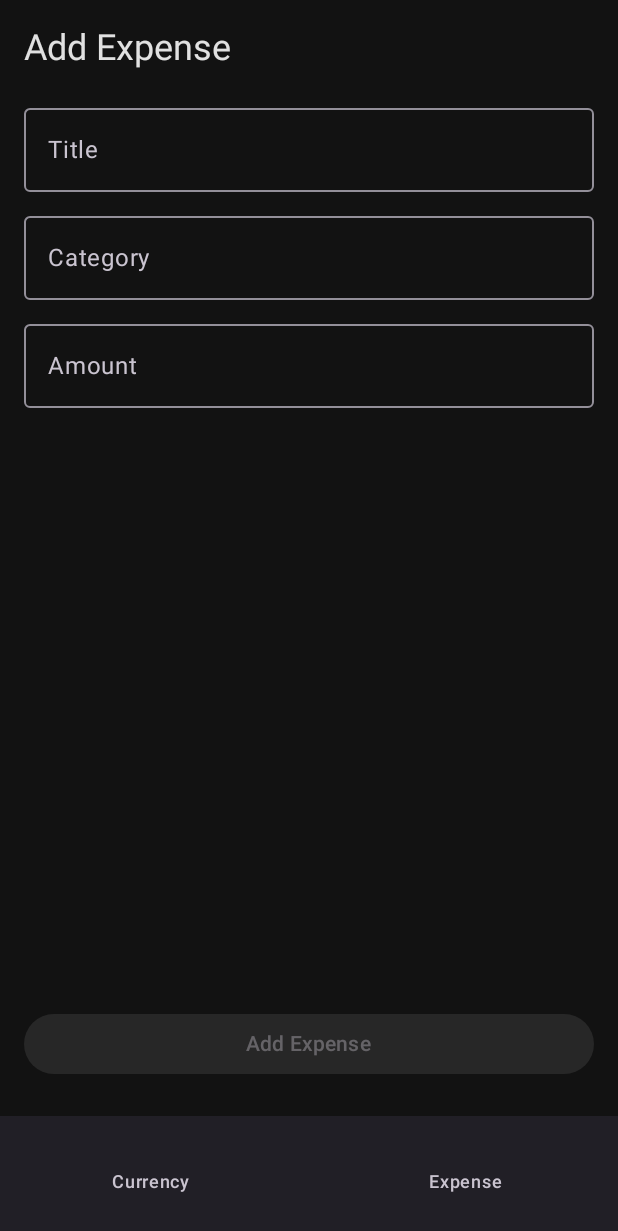
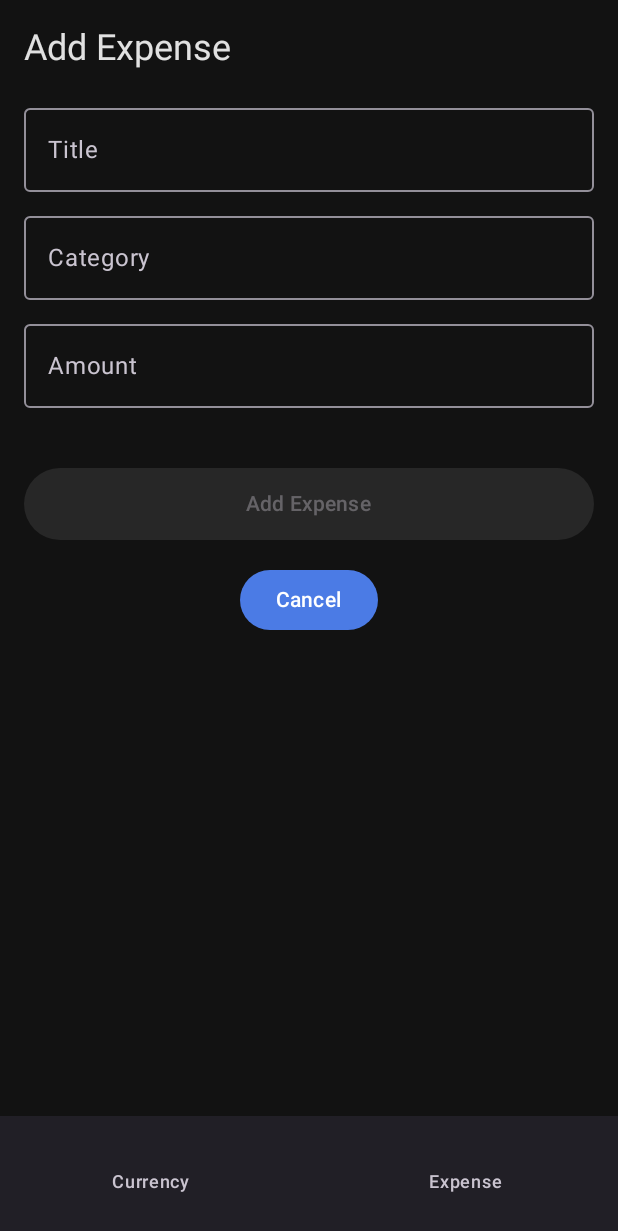
Before and after one commit to ashb155/finapp, an Android app built with Jetpack Compose: the ExpenseScreen screen opened through its navigation route, after a tap on "Add Expense", on a phone screen of 412 x 824 dp. Shown: the top 1231 px of the screen. Run offline under Robolectric (Android 15) with nearby library versions, the phone set to English and light mode, and no system bars; our stand-ins replace Room's generated code.

Commit message:
worked on add expense navigation, refined expense screen UI

```diff
--- a/app/build.gradle.kts
+++ b/app/build.gradle.kts
@@ -11,7 +11,7 @@ android {
 
     defaultConfig {
         applicationId = "com.example.financeapp"
-        minSdk = 24
+        minSdk = 26
         targetSdk = 35
         versionCode = 1
         versionName = "1.0"
--- a/app/src/main/java/com/example/financeapp1/AppTheme.kt
+++ b/app/src/main/java/com/example/financeapp1/AppTheme.kt
@@ -9,11 +9,11 @@ private val DarkColorScheme= darkColorScheme(
     primary = Color(0xFF4B7BE5),         //accent
     onPrimary = Color.White,
     primaryContainer = Color(0xFF3356B3), //containers
-    secondary = Color(0xFF6B7C93),       //secondary
+    secondary = Color(0xFFBFD2F1),       //secondary
     onSecondary = Color.White,
     background = Color(0xFF121212),      // True black background
     onBackground = Color(0xFFE1E1E1),    // Soft white text
-    surface = Color(0xFF1E1E1E),         // Dark gray surface
+    surface = Color(0xFF4B4545),         // Dark gray surface
     onSurface = Color(0xFFE1E1E1),
     error = Color(0xFFA44859),
     onError =Color(0xFFCF6679)
--- a/app/src/main/java/com/example/financeapp1/ExpenseScreen.kt
+++ b/app/src/main/java/com/example/financeapp1/ExpenseScreen.kt
@@ -25,6 +25,7 @@ import androidx.compose.ui.text.input.ImeAction
 import androidx.compose.ui.text.input.KeyboardType
 import androidx.navigation.NavHostController
 import kotlinx.coroutines.CoroutineScope
+import java.time.LocalDate
 
 
 @Composable
@@ -36,10 +37,18 @@ fun ExpenseScreen(repository: ExpenseRepository,navController: NavController) {
 
     Scaffold(
         floatingActionButton = {
-            FloatingActionButton(onClick = {
+            Box(
+                modifier = Modifier
+                    .fillMaxWidth(),
+                contentAlignment = Alignment.Center
+            ) {
+                FloatingActionButton(
+                    onClick = {
                         navController.navigate("add_expense")
-            }) {
+                    }
+                ) {
                     Icon(Icons.Default.Add, contentDescription = "Add Expense")
+                }
             }
         },
         containerColor = Color(0xFF121212)
@@ -86,16 +95,23 @@ fun ExpenseScreen(repository: ExpenseRepository,navController: NavController) {
                                     Text(text = expense.title, color = Color.White)
                                     Text(
                                             text = expense.category,
-                                        color = Color.LightGray,
+                                            color = MaterialTheme.colorScheme.onPrimary,
                                             style = MaterialTheme.typography.bodySmall
                                         )
+
                                 }
+                                Column{
                                 Text(
                                     text = "₹${expense.amount}",
                                     color = Color.White,
                                     style = MaterialTheme.typography.titleMedium
                                 )
-                            }
+                                    Text(
+                                        text=expense.date,
+                                        color=MaterialTheme.colorScheme.onPrimary,
+                                        style=MaterialTheme.typography.bodySmall
+                                    )
+                            }}
                         }
                     }
                 }
@@ -114,12 +130,11 @@ fun AddExpenseScreen(
     var title by remember { mutableStateOf("") }
     var category by remember { mutableStateOf("") }
     var amount by remember { mutableStateOf("") }
-
+    val currentDate = remember { LocalDate.now().toString() }
     Column(
         modifier = Modifier
             .fillMaxSize()
             .padding(16.dp),
-        verticalArrangement = Arrangement.SpaceBetween
     ) {
         Column {
             Text("Add Expense", style = MaterialTheme.typography.headlineSmall)
@@ -150,21 +165,37 @@ fun AddExpenseScreen(
                 modifier = Modifier.fillMaxWidth()
             )
         }
+        Spacer(modifier=Modifier.padding(20.dp))
 
         Button(
             onClick = {
                 val amt = amount.toDoubleOrNull()
                 if (title.isNotBlank() && category.isNotBlank() && amt != null) {
-                    viewModel.addExpense(title, category, amt)
+                    viewModel.addExpense(title, category, amt,currentDate)
                     navController.popBackStack()
                 }
             },
             modifier = Modifier
                 .fillMaxWidth()
-                .padding(vertical = 8.dp),
+                .height(48.dp),
             enabled = title.isNotBlank() && category.isNotBlank() && amount.toDoubleOrNull() != null
         ) {
             Text("Add Expense")
         }
+        Spacer(modifier=Modifier.padding(10.dp))
+        Box(
+            modifier = Modifier
+                .fillMaxWidth(),
+            contentAlignment = Alignment.Center
+        ){
+        Button(
+            onClick = {
+                navController.popBackStack()
+            },
+            modifier = Modifier
+                .height(40.dp),
+        ) {
+            Text("Cancel")
         }
+    }}
 }
--- a/app/src/main/java/com/example/financeapp1/data/AppDatabase.kt
+++ b/app/src/main/java/com/example/financeapp1/data/AppDatabase.kt
@@ -8,7 +8,7 @@ import com.example.financeapp1.models.ExpenseEntity
 
 @Database(
     entities = [FavoritePairEntity::class, ExpenseEntity::class],
-    version = 4,
+    version = 5,
     exportSchema = false
 )
 abstract class AppDatabase : RoomDatabase() {
--- a/app/src/main/java/com/example/financeapp1/models/ExpenseEntity.kt
+++ b/app/src/main/java/com/example/financeapp1/models/ExpenseEntity.kt
@@ -10,5 +10,6 @@ data class ExpenseEntity(
     val title: String,
     val category: String,
     val amount: Double,
-    val timestamp: Long
+    val timestamp: Long,
+    val date: String
 )
--- a/app/src/main/java/com/example/financeapp1/viewmodels/ExpenseViewModel.kt
+++ b/app/src/main/java/com/example/financeapp1/viewmodels/ExpenseViewModel.kt
@@ -33,13 +33,14 @@ class ExpenseViewModel(
             }
         }.stateIn(viewModelScope, SharingStarted.Lazily, emptyMap())
 
-    fun addExpense(title: String, category: String, amount: Double) {
+    fun addExpense(title: String, category: String, amount: Double,date:String ) {
         val timestamp = System.currentTimeMillis()
         val expense = ExpenseEntity(
             title = title,
             category = category,
             amount = amount,
-            timestamp = timestamp
+            timestamp = timestamp,
+            date=date
         )
         viewModelScope.launch {
             repository.insertExpense(expense)
```
Lines whose indentation alone changed are shown as unchanged.
